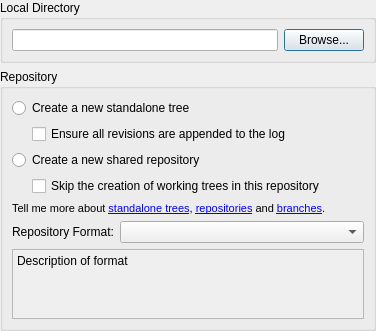
First picture: the form in ui/init.ui, repository breezy-team/qbrz, before the edit.
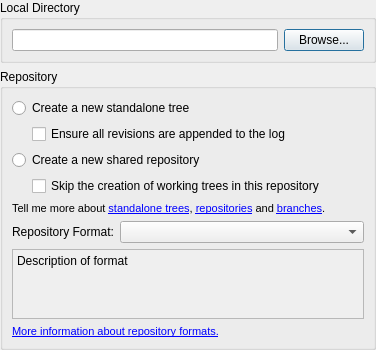
Second picture: the form after the edit.

Commit message: qinit: Hide hidden options from the 'formats' combo and add a link to 'help formats'

Patch:
```diff
--- a/ui/init.ui
+++ b/ui/init.ui
@@ -6,7 +6,7 @@
     <x>0</x>
     <y>0</y>
     <width>376</width>
-    <height>313</height>
+    <height>333</height>
    </rect>
   </property>
   <property name="windowTitle" >
@@ -189,6 +189,17 @@
         </widget>
        </widget>
       </item>
+      <item>
+       <widget class="QLabel" name="link_help_formats" >
+        <property name="text" >
+         <string>&lt;!DOCTYPE HTML PUBLIC "-//W3C//DTD HTML 4.0//EN" "http://www.w3.org/TR/REC-html40/strict.dtd">
+&lt;html>&lt;head>&lt;meta name="qrichtext" content="1" />&lt;style type="text/css">
+p, li { white-space: pre-wrap; }
+&lt;/style>&lt;/head>&lt;body style=" font-family:'MS Shell Dlg 2'; font-size:8.25pt; font-weight:400; font-style:normal;">
+&lt;p style=" margin-top:0px; margin-bottom:0px; margin-left:0px; margin-right:0px; -qt-block-indent:0; text-indent:0px;">&lt;a href="bzrtopic:formats">&lt;span style=" text-decoration: underline; color:#0000ff;">More information about repository formats.&lt;/span>&lt;/a>&lt;/p>&lt;/body>&lt;/html></string>
+        </property>
+       </widget>
+      </item>
      </layout>
     </widget>
    </item>
```
The commit also changes 2 other files.
